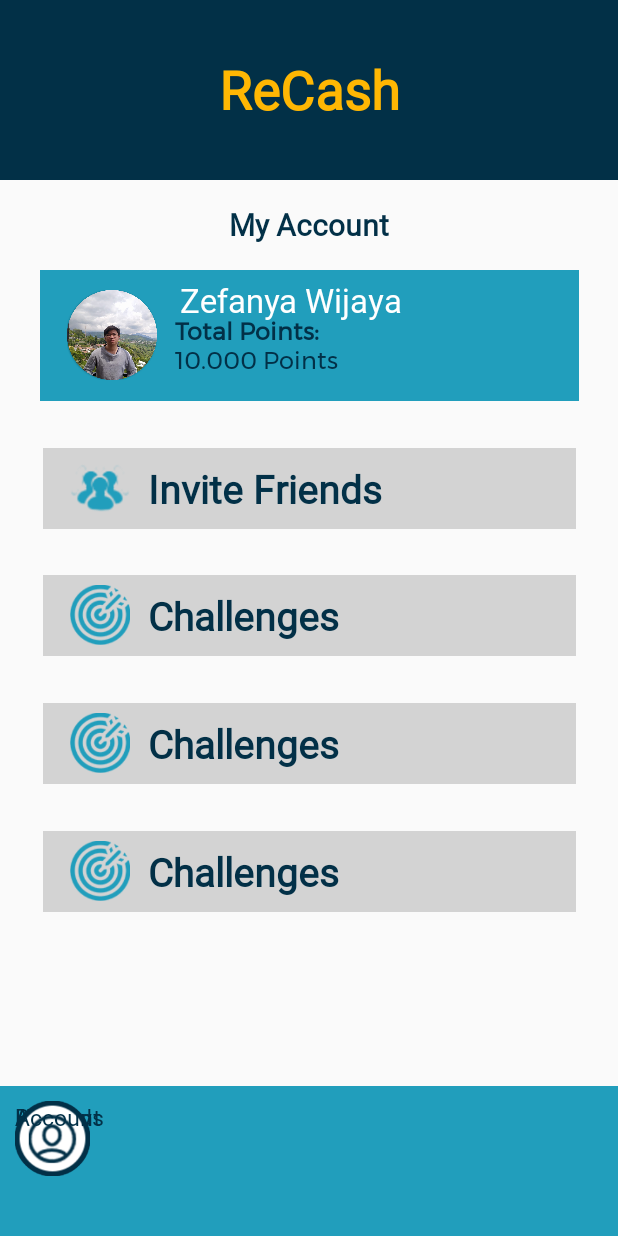
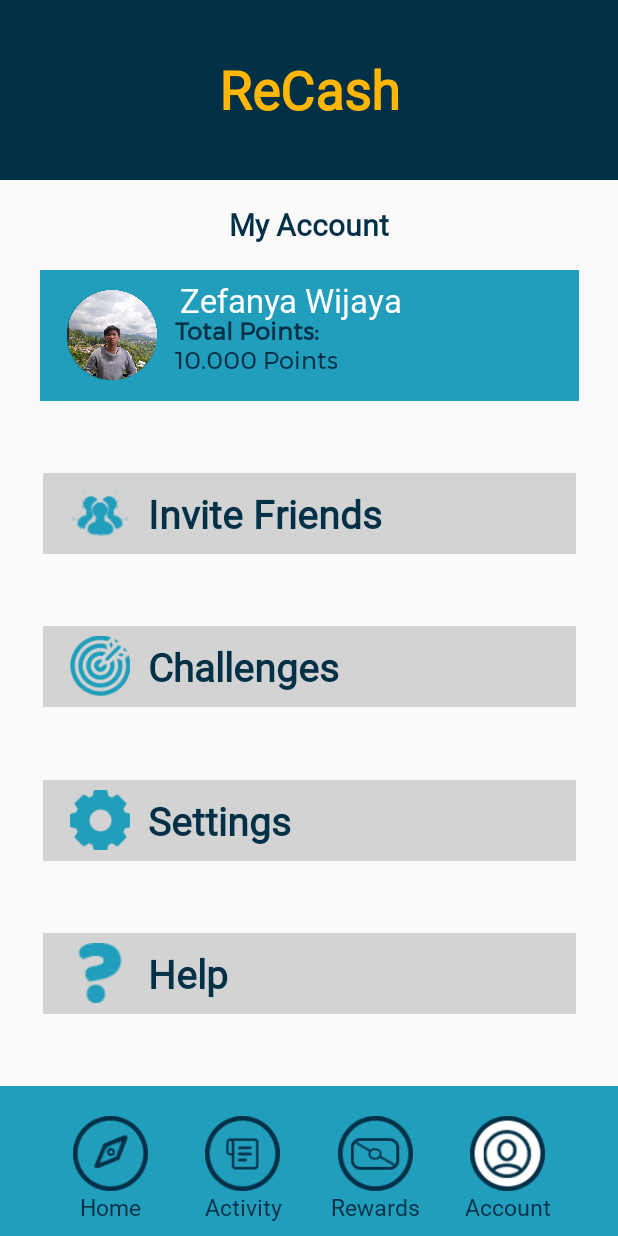
Before and after one commit to andriansanto/UAS_Mobile21, an Android app: the layout activity_account.xml on its own in the app's theme, with its tools: preview values and no code run, on a phone screen of 412 x 824 dp. Run offline under Robolectric (Android 15) with nearby library versions, the phone set to English and light mode, and no system bars.

Commit message:
Activity Account + Pickup Form Fixed
Responsive fixed

```diff
--- a/app/src/main/res/layout/activity_account.xml
+++ b/app/src/main/res/layout/activity_account.xml
@@ -174,6 +174,7 @@
     </RelativeLayout>
     <!--    ChallengeEnd-->
 
+<!--    Setting-->
     <RelativeLayout
         android:id="@+id/relativeLayout3"
         android:layout_width="355dp"
@@ -185,12 +186,12 @@
         app:layout_constraintTop_toBottomOf="@id/relativeLayout2">
 
         <ImageView
-            android:id="@+id/icon_2"
+            android:id="@+id/icon_3"
             android:layout_width="40dp"
             android:layout_height="40dp"
             android:layout_centerVertical="true"
             android:layout_marginLeft="18dp"
-            android:src="@drawable/tanda_challenge"></ImageView>
+            android:src="@drawable/tanda_setting"></ImageView>
 
         <TextView
             android:layout_width="wrap_content"
@@ -198,9 +199,9 @@
             android:layout_centerVertical="true"
             android:layout_marginLeft="12dp"
             android:layout_marginTop="-6dp"
-            android:layout_toRightOf="@+id/icon_2"
+            android:layout_toRightOf="@+id/icon_3"
             android:fontFamily="@font/baloo"
-            android:text="Challenges"
+            android:text="Settings"
             android:textColor="@color/birudongker"
             android:textSize="26dp"
             android:textStyle="bold"></TextView>
@@ -211,36 +212,37 @@
         android:layout_width="355dp"
         android:layout_height="54dp"
         android:background="@color/abu"
-        app:layout_constraintBottom_toTopOf="@+id/layoutt_main"
+        app:layout_constraintBottom_toTopOf="@+id/bottom_main"
         app:layout_constraintEnd_toEndOf="parent"
         app:layout_constraintStart_toStartOf="parent"
-        app:layout_constraintTop_toBottomOf="@id/relativeLayout2">
+        app:layout_constraintTop_toBottomOf="@id/relativeLayout3">
 
         <ImageView
-            android:id="@+id/icon_2"
+            android:id="@+id/icon_4"
             android:layout_width="40dp"
             android:layout_height="40dp"
             android:layout_centerVertical="true"
             android:layout_marginLeft="18dp"
-            android:src="@drawable/tanda_challenge"></ImageView>
+            android:src="@drawable/tanda_tanya"></ImageView>
 
         <TextView
-            android:id="@+id/challenge_temen"
             android:layout_width="wrap_content"
             android:layout_height="wrap_content"
             android:layout_centerVertical="true"
             android:layout_marginLeft="12dp"
             android:layout_marginTop="-6dp"
-            android:layout_toRightOf="@+id/icon_2"
+            android:layout_toRightOf="@+id/icon_4"
             android:fontFamily="@font/baloo"
-            android:text="Challenges"
+            android:text="Help"
             android:textColor="@color/birudongker"
             android:textSize="26dp"
             android:textStyle="bold"></TextView>
     </RelativeLayout>
-    <!--    SettingStart-->
+
+
+    <!--Bottom-->
     <androidx.constraintlayout.widget.ConstraintLayout
-        android:id="@+id/layoutt_main"
+        android:id="@+id/bottom_main"
         android:layout_width="match_parent"
         android:layout_height="100dp"
         android:background="@drawable/bott_back"
@@ -248,84 +250,92 @@
         app:layout_constraintBottom_toBottomOf="parent">
 
         <ImageView
+            android:id="@+id/home"
             android:layout_width="50dp"
             android:layout_height="50dp"
             android:src="@drawable/icon_home"
-            tools:layout_editor_absoluteX="25dp"
-            tools:layout_editor_absoluteY="5dp"
-            tools:ignore="MissingConstraints" />
+            android:layout_marginTop="10dp"
+            app:layout_constraintStart_toStartOf="parent"
+            app:layout_constraintTop_toTopOf="@id/bottom_main"
+            app:layout_constraintEnd_toStartOf="@+id/activity"/>
         <TextView
             android:layout_width="50dp"
             android:layout_height="20dp"
             android:text="Home"
+            android:gravity="center"
             android:fontFamily="@font/baloo"
             android:textColor="@color/birudongker"
             android:textSize="15dp"
-            tools:layout_editor_absoluteX="32dp"
-            tools:layout_editor_absoluteY="55dp"
-            tools:ignore="MissingConstraints" />
+            app:layout_constraintTop_toBottomOf="@id/home"
+            app:layout_constraintStart_toStartOf="@id/home"
+            app:layout_constraintEnd_toEndOf="@id/home"/>
 
         <ImageView
+            android:id="@+id/activity"
             android:layout_width="50dp"
+            android:layout_marginTop="10dp"
             android:layout_height="50dp"
             android:src="@drawable/icon_activity"
-            tools:layout_editor_absoluteX="125dp"
-            tools:layout_editor_absoluteY="5dp"
-            tools:ignore="MissingConstraints" />
+            app:layout_constraintStart_toEndOf="@id/home"
+            app:layout_constraintTop_toTopOf="@id/bottom_main"
+            app:layout_constraintEnd_toStartOf="@+id/rewards"/>
 
         <TextView
             android:layout_width="60dp"
             android:layout_height="20dp"
+            android:gravity="center"
             android:text="Activity"
             android:fontFamily="@font/baloo"
             android:textColor="@color/birudongker"
             android:textSize="15dp"
-            tools:layout_editor_absoluteX="124dp"
-            tools:layout_editor_absoluteY="55dp"
-            tools:ignore="MissingConstraints" />
+            app:layout_constraintTop_toBottomOf="@id/activity"
+            app:layout_constraintStart_toStartOf="@id/activity"
+            app:layout_constraintEnd_toEndOf="@id/activity" />
 
         <ImageView
+            android:id="@+id/rewards"
             android:layout_width="50dp"
+            android:layout_marginTop="10dp"
             android:layout_height="50dp"
             android:src="@drawable/icon_rewards"
-            tools:layout_editor_absoluteX="225dp"
-            tools:layout_editor_absoluteY="5dp"
-            tools:ignore="MissingConstraints" />
+            app:layout_constraintStart_toEndOf="@+id/activity"
+            app:layout_constraintTop_toTopOf="@+id/bottom_main"
+            app:layout_constraintEnd_toStartOf="@+id/account"/>
 
         <TextView
             android:layout_width="60dp"
             android:layout_height="20dp"
             android:text="Rewards"
+            android:gravity="center"
             android:fontFamily="@font/baloo"
             android:textColor="@color/birudongker"
             android:textSize="15dp"
-            tools:layout_editor_absoluteX="222dp"
-            tools:layout_editor_absoluteY="55dp"
-            tools:ignore="MissingConstraints" />
+            app:layout_constraintTop_toBottomOf="@id/rewards"
+            app:layout_constraintStart_toStartOf="@id/rewards"
+            app:layout_constraintEnd_toEndOf="@id/rewards"/>
 
         <ImageView
+            android:id="@+id/account"
+            android:layout_marginTop="10dp"
             android:layout_width="50dp"
             android:layout_height="50dp"
             android:src="@drawable/icon_account_active"
-            tools:layout_editor_absoluteX="325dp"
-            tools:layout_editor_absoluteY="5dp"
-            tools:ignore="MissingConstraints" />
+            app:layout_constraintStart_toEndOf="@id/rewards"
+            app:layout_constraintTop_toTopOf="@id/bottom_main"
+            app:layout_constraintEnd_toEndOf="@id/bottom_main" />
 
         <TextView
             android:layout_width="60dp"
             android:layout_height="20dp"
             android:text="Account"
+            android:gravity="center"
             android:fontFamily="@font/baloo"
             android:textColor="@color/birudongker"
             android:textSize="15dp"
-            tools:layout_editor_absoluteX="324dp"
-            tools:layout_editor_absoluteY="55dp"
-            tools:ignore="MissingConstraints" />
-
-
+            app:layout_constraintTop_toBottomOf="@id/account"
+            app:layout_constraintStart_toStartOf="@id/account"
+            app:layout_constraintEnd_toEndOf="@id/account"/>
     </androidx.constraintlayout.widget.ConstraintLayout>
-
-
 
     <!--    End-->
 </androidx.constraintlayout.widget.ConstraintLayout>
```
Also changed, not shown: app/src/main/res/layout/pickup_form.xml (+42 -31 lines).
